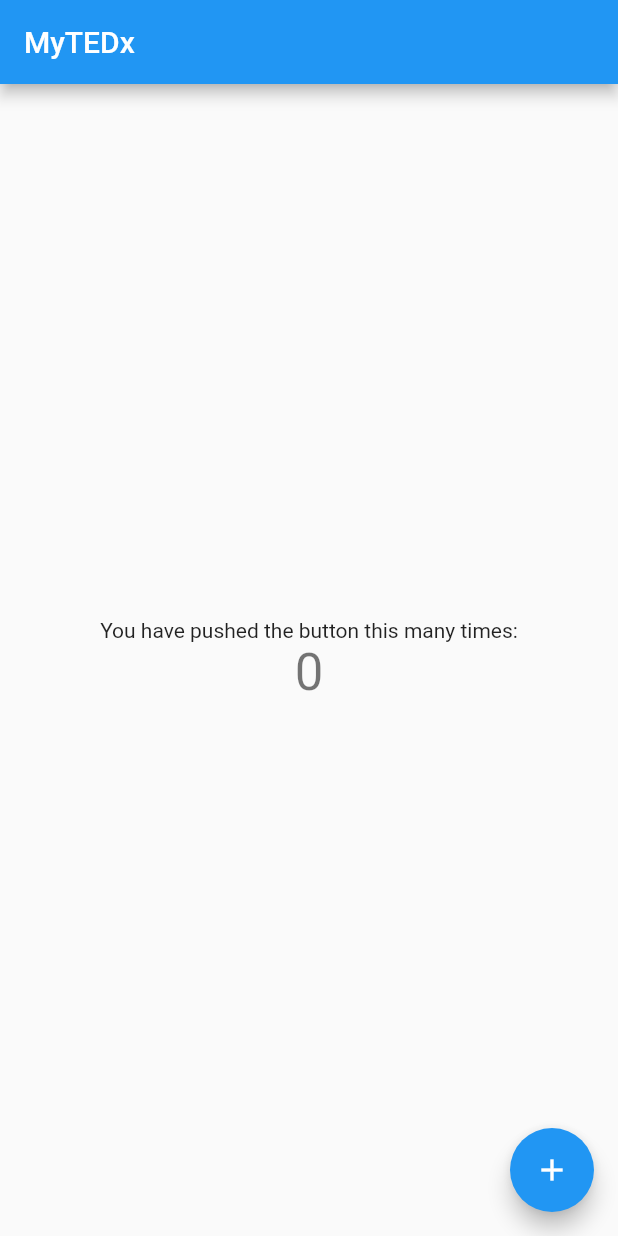
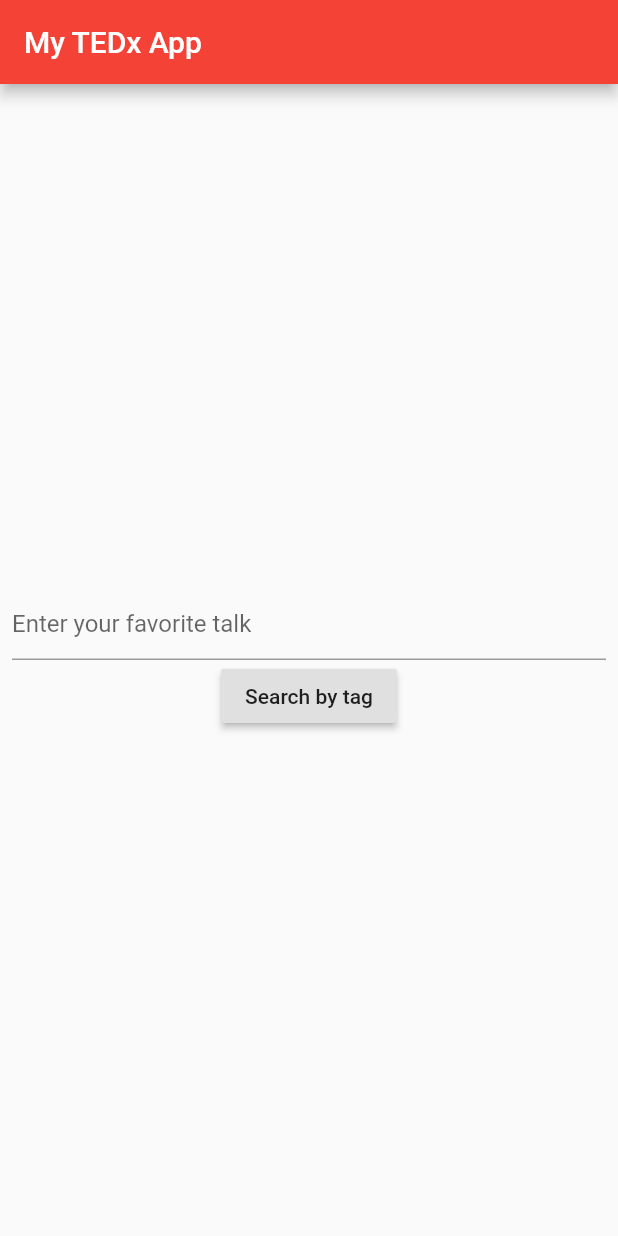
Before and after one commit to mauropelucchi/unibg_mobile_and_cloud_2020, a Flutter app: the screen it shows after launch, on a phone screen of 412 x 824 dp. Run offline on Flutter 3.47's test engine with Material 2 defaults, Android fonts, the phone set to English and light mode, and no system bars.

Commit message:
mytedx app

```diff
--- a/mytedx/lib/main.dart
+++ b/mytedx/lib/main.dart
@@ -1,4 +1,6 @@
 import 'package:flutter/material.dart';
+import 'talk_repository.dart';
+import 'models/talk.dart';
 
 void main() => runApp(MyApp());
 
@@ -9,16 +11,7 @@ class MyApp extends StatelessWidget {
     return MaterialApp(
       title: 'MyTEDx',
       theme: ThemeData(
-        // This is the theme of your application.
-        //
-        // Try running your application with "flutter run". You'll see the
-        // application has a blue toolbar. Then, without quitting the app, try
-        // changing the primarySwatch below to Colors.green and then invoke
-        // "hot reload" (press "r" in the console where you ran "flutter run",
-        // or simply save your changes to "hot reload" in a Flutter IDE).
-        // Notice that the counter didn't reset back to zero; the application
-        // is not restarted.
-        primarySwatch: Colors.blue,
+        primarySwatch: Colors.red,
       ),
       home: MyHomePage(title: 'MyTEDx'),
     );
@@ -28,15 +21,6 @@ class MyApp extends StatelessWidget {
 class MyHomePage extends StatefulWidget {
   MyHomePage({Key key, this.title}) : super(key: key);
 
-  // This widget is the home page of your application. It is stateful, meaning
-  // that it has a State object (defined below) that contains fields that affect
-  // how it looks.
-
-  // This class is the configuration for the state. It holds the values (in this
-  // case the title) provided by the parent (in this case the App widget) and
-  // used by the build method of the State. Fields in a Widget subclass are
-  // always marked "final".
-
   final String title;
 
   @override
@@ -44,68 +28,112 @@ class MyHomePage extends StatefulWidget {
 }
 
 class _MyHomePageState extends State<MyHomePage> {
-  int _counter = 0;
+  final TextEditingController _controller = TextEditingController();
+  Future<List<Talk>> _talks;
+  int page = 1;
 
-  void _incrementCounter() {
+  @override
+  void initState() {
+    super.initState();
+  }
+
+  void _getTalksByTag() async {
     setState(() {
-      // This call to setState tells the Flutter framework that something has
-      // changed in this State, which causes it to rerun the build method below
-      // so that the display can reflect the updated values. If we changed
-      // _counter without calling setState(), then the build method would not be
-      // called again, and so nothing would appear to happen.
-      _counter++;
+      _talks = getTalksByTag(_controller.text, page);
     });
   }
 
   @override
   Widget build(BuildContext context) {
-    // This method is rerun every time setState is called, for instance as done
-    // by the _incrementCounter method above.
-    //
-    // The Flutter framework has been optimized to make rerunning build methods
-    // fast, so that you can just rebuild anything that needs updating rather
-    // than having to individually change instances of widgets.
-    return Scaffold(
-      appBar: AppBar(
-        // Here we take the value from the MyHomePage object that was created by
-        // the App.build method, and use it to set our appbar title.
-        title: Text(widget.title),
+    return MaterialApp(
+      title: 'My TedX App',
+      theme: ThemeData(
+        primarySwatch: Colors.red,
       ),
-      body: Center(
-        // Center is a layout widget. It takes a single child and positions it
-        // in the middle of the parent.
-        child: Column(
-          // Column is also a layout widget. It takes a list of children and
-          // arranges them vertically. By default, it sizes itself to fit its
-          // children horizontally, and tries to be as tall as its parent.
-          //
-          // Invoke "debug painting" (press "p" in the console, choose the
-          // "Toggle Debug Paint" action from the Flutter Inspector in Android
-          // Studio, or the "Toggle Debug Paint" command in Visual Studio Code)
-          // to see the wireframe for each widget.
-          //
-          // Column has various properties to control how it sizes itself and
-          // how it positions its children. Here we use mainAxisAlignment to
-          // center the children vertically; the main axis here is the vertical
-          // axis because Columns are vertical (the cross axis would be
-          // horizontal).
-          mainAxisAlignment: MainAxisAlignment.center,
-          children: <Widget>[
-            Text(
-              'You have pushed the button this many times:',
-            ),
-            Text(
-              '$_counter',
-              style: Theme.of(context).textTheme.display1,
-            ),
-          ],
+      home: Scaffold(
+        appBar: AppBar(
+          title: Text('My TEDx App'),
+        ),
+        body: Container(
+          alignment: Alignment.center,
+          padding: const EdgeInsets.all(8.0),
+          child: (_talks == null)
+              ? Column(
+                  mainAxisAlignment: MainAxisAlignment.center,
+                  children: <Widget>[
+                    TextField(
+                      controller: _controller,
+                      decoration:
+                          InputDecoration(hintText: 'Enter your favorite talk'),
+                    ),
+                    RaisedButton(
+                      child: Text('Search by tag'),
+                      onPressed: () {
+                        page = 1;
+                        _getTalksByTag();
+                      },
+                    ),
+                  ],
+                )
+              : FutureBuilder<List<Talk>>(
+                  future: _talks,
+                  builder: (context, snapshot) {
+                    if (snapshot.hasData) {
+                      return Scaffold(
+                          appBar: AppBar(
+                            title: Text("#" + _controller.text),
+                          ),
+                          body: ListView.builder(
+                            itemCount: snapshot.data.length,
+                            itemBuilder: (context, index) {
+                              return GestureDetector(
+                                child: ListTile(
+                                    subtitle:
+                                        Text(snapshot.data[index].mainSpeaker),
+                                    title: Text(snapshot.data[index].title)),
+                                onTap: () => Scaffold.of(context).showSnackBar(
+                                    SnackBar(content: Text(snapshot.data[index].details))),
+                              );
+                            },
+                          ),
+                          floatingActionButtonLocation:
+                              FloatingActionButtonLocation.centerDocked,
+                          floatingActionButton: FloatingActionButton(
+                            child: const Icon(Icons.arrow_drop_down),
+                            onPressed: () {
+                              if (snapshot.data.length >= 6) {
+                                page = page + 1;
+                                _getTalksByTag();
+                              }
+                            },
+                          ),
+                          bottomNavigationBar: BottomAppBar(
+                            child: new Row(
+                              mainAxisSize: MainAxisSize.max,
+                              mainAxisAlignment: MainAxisAlignment.spaceBetween,
+                              children: <Widget>[
+                                IconButton(
+                                  icon: Icon(Icons.home),
+                                  onPressed: () {
+                                    setState(() {
+                                      _talks = null;
+                                      page = 1;
+                                      _controller.text = "";
+                                    });
+                                  },
+                                )
+                              ],
+                            ),
+                          ));
+                    } else if (snapshot.hasError) {
+                      return Text("${snapshot.error}");
+                    }
+
+                    return CircularProgressIndicator();
+                  },
+                ),
         ),
       ),
-      floatingActionButton: FloatingActionButton(
-        onPressed: _incrementCounter,
-        tooltip: 'Increment',
-        child: Icon(Icons.add),
-      ), // This trailing comma makes auto-formatting nicer for build methods.
     );
   }
 }
--- /dev/null
+++ b/mytedx/lib/models/talk.dart
@@ -0,0 +1,12 @@
+class Talk {
+  final String title;
+  final String details;
+  final String mainSpeaker;
+  final String url;
+
+  Talk.fromJSON(Map<String, dynamic> jsonMap) :
+    title = jsonMap['title'],
+    details = jsonMap['details'],
+    mainSpeaker = (jsonMap['main_speaker'] == null ? "" : jsonMap['main_speaker']),
+    url = jsonMap['url'];
+}
--- /dev/null
+++ b/mytedx/lib/talk_repository.dart
@@ -0,0 +1,28 @@
+import 'package:http/http.dart' as http;
+import 'dart:convert';
+import 'models/talk.dart';
+
+Future<List<Talk>> getTalksByTag(String tag, int page) async {
+  final String url =
+      'https://86579eo57a.execute-api.eu-west-1.amazonaws.com/default/Get_Talks_by_Tag';
+
+
+  final http.Response response = await http.post(url,
+    headers: <String, String>{
+      'Content-Type': 'application/json; charset=UTF-8',
+    },
+    body: jsonEncode(<String, Object>{
+      'tag': tag,
+      'page': page,
+      'doc_per_page': 6
+    }),
+  );
+  if (response.statusCode == 200) {
+    Iterable list = json.decode(response.body);
+    var talks = list.map((model) => Talk.fromJSON(model)).toList();
+    return talks;
+  } else {
+    throw Exception('Failed to load talks');
+  }
+
+}
--- a/mytedx/pubspec.yaml
+++ b/mytedx/pubspec.yaml
@@ -1,5 +1,5 @@
 name: mytedx
-description: A new Flutter project.
+description: My TEDx App.
 
 # The following defines the version and build number for your application.
 # A version number is three numbers separated by dots, like 1.2.43
@@ -19,6 +19,7 @@ environment:
 dependencies:
   flutter:
     sdk: flutter
+  http: ^0.12.0
 
   # The following adds the Cupertino Icons font to your application.
   # Use with the CupertinoIcons class for iOS style icons.
```
Also changed, not shown: mytedx/pubspec.lock.
